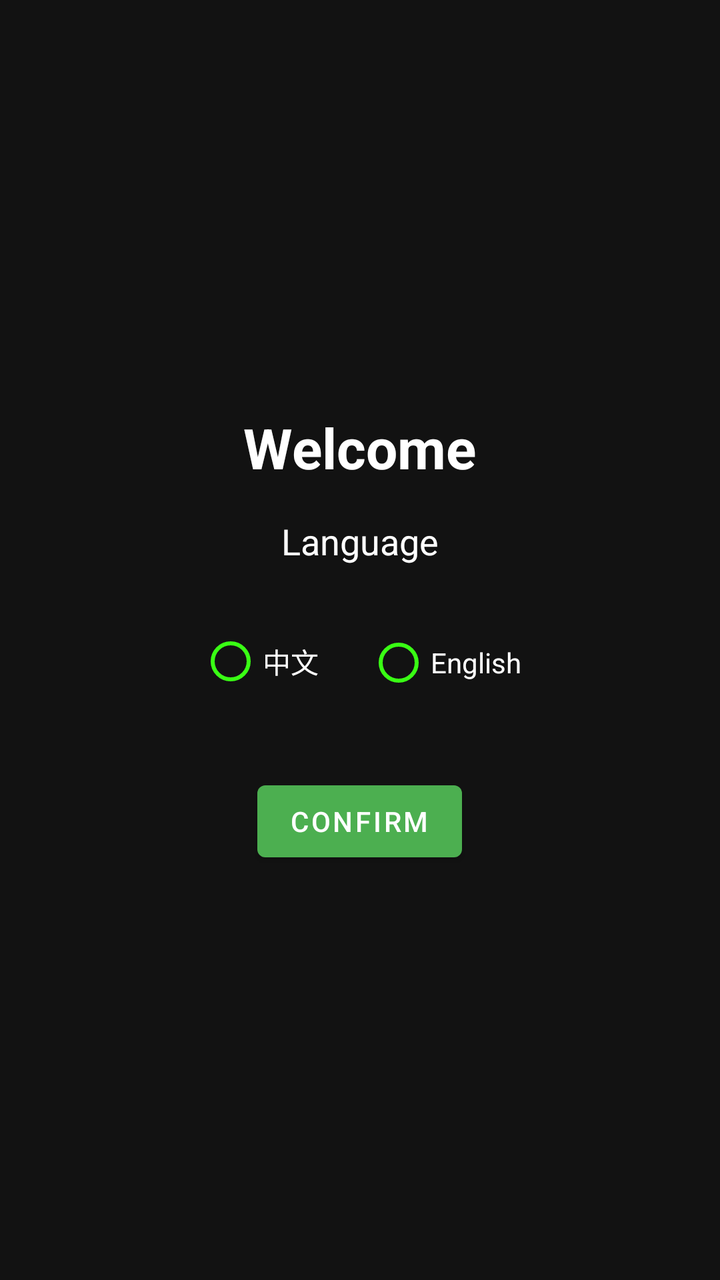
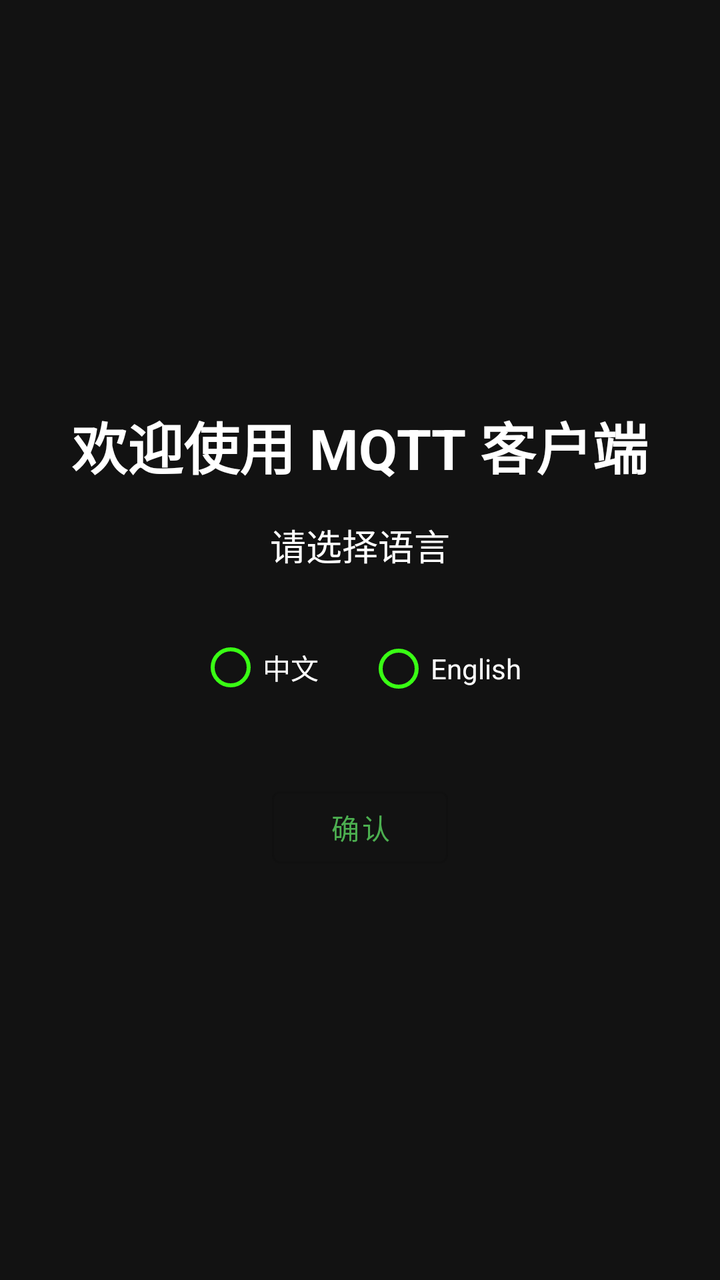

Compare the two renders of this Android layout. The source of the first and the diff that turns it into the second are given below.
<!-- AndroidManifest.xml: application theme Theme.MQTTClient -->
<!-- res/layout/activity_welcome.xml -->
<?xml version="1.0" encoding="utf-8"?>

<LinearLayout xmlns:android="http://schemas.android.com/apk/res/android"
    android:layout_width="match_parent"
    android:layout_height="match_parent"
    android:gravity="center"
    android:orientation="vertical"
    android:background="#121212"
    android:padding="24dp">

    <TextView
        android:id="@+id/welcomeTitle"
        android:layout_width="wrap_content"
        android:layout_height="wrap_content"
        android:text="Welcome"
        android:textColor="#FFFFFF"
        android:textSize="28sp"
        android:textStyle="bold"
        android:layout_marginBottom="16dp" />

    <TextView
        android:id="@+id/languageLabel"
        android:layout_width="wrap_content"
        android:layout_height="wrap_content"
        android:text="Language"
        android:textColor="#FFFFFF"
        android:textSize="18sp"
        android:layout_marginBottom="24dp" />

    <RadioGroup
        android:id="@+id/radioGroupLanguage"
        android:layout_width="wrap_content"
        android:layout_height="wrap_content"
        android:orientation="horizontal">

        <RadioButton
            android:id="@+id/radioChinese"
            android:layout_width="wrap_content"
            android:layout_height="wrap_content"
            android:text="中文"
            android:textColor="#FFFFFF"
            android:buttonTint="#39FF14"
            android:layout_marginEnd="24dp"/>

        <RadioButton
            android:id="@+id/radioEnglish"
            android:layout_width="wrap_content"
            android:layout_height="wrap_content"
            android:text="English"
            android:textColor="#FFFFFF"
            android:buttonTint="#39FF14"/>
    </RadioGroup>

    <Button
        android:id="@+id/btnConfirm"
        android:layout_width="wrap_content"
        android:layout_height="wrap_content"
        android:text="Confirm"
        android:layout_marginTop="32dp"/>
</LinearLayout>
<!-- resources referenced by this layout -->
<resources>
  <style name="Theme.MQTTClient" parent="Theme.MaterialComponents.DayNight.NoActionBar">
          <item name="colorPrimary">#4CAF50</item>
          <item name="colorPrimaryVariant">#388E3C</item>
          <item name="colorOnPrimary">@android:color/white</item>
          <item name="colorSecondary">#81C784</item>
      </style>
</resources>

<!-- the commit's change to res/layout/activity_welcome.xml (unified diff, before → after) -->
@@ -5,14 +5,13 @@
     android:layout_height="match_parent"
     android:gravity="center"
     android:orientation="vertical"
-    android:background="#121212"
     android:padding="24dp">
 
     <TextView
         android:id="@+id/welcomeTitle"
         android:layout_width="wrap_content"
         android:layout_height="wrap_content"
-        android:text="Welcome"
+        android:text="@string/welcome_title"
         android:textColor="#FFFFFF"
         android:textSize="28sp"
         android:textStyle="bold"
@@ -22,7 +21,8 @@
         android:id="@+id/languageLabel"
         android:layout_width="wrap_content"
         android:layout_height="wrap_content"
-        android:text="Language"
+        android:text="@string/language_label"
+        android:tag="comment"
         android:textColor="#FFFFFF"
         android:textSize="18sp"
         android:layout_marginBottom="24dp" />
@@ -37,7 +37,7 @@
             android:id="@+id/radioChinese"
             android:layout_width="wrap_content"
             android:layout_height="wrap_content"
-            android:text="中文"
+            android:text="@string/language_chinese"
             android:textColor="#FFFFFF"
             android:buttonTint="#39FF14"
             android:layout_marginEnd="24dp"/>
@@ -46,15 +46,17 @@
             android:id="@+id/radioEnglish"
             android:layout_width="wrap_content"
             android:layout_height="wrap_content"
-            android:text="English"
+            android:text="@string/language_english"
             android:textColor="#FFFFFF"
             android:buttonTint="#39FF14"/>
     </RadioGroup>
 
-    <Button
+    <com.google.android.material.button.MaterialButton
         android:id="@+id/btnConfirm"
+        style="@style/Widget.MaterialComponents.Button.OutlinedButton"
         android:layout_width="wrap_content"
         android:layout_height="wrap_content"
-        android:text="Confirm"
+        android:text="@string/confirm_button"
+        android:textSize="14sp"
         android:layout_marginTop="32dp"/>
 </LinearLayout>
<!-- resource entries referenced after the edit -->
@@ -1,10 +1,16 @@
 <!-- resources referenced by this layout -->
 <resources>
+  <string name="confirm_button">确认</string>
+  <string name="language_chinese">中文</string>
+  <string name="language_english">English</string>
+  <string name="language_label">请选择语言</string>
+  <string name="welcome_title">欢迎使用 MQTT 客户端</string>
   <style name="Theme.MQTTClient" parent="Theme.MaterialComponents.DayNight.NoActionBar">
           <item name="colorPrimary">#4CAF50</item>
           <item name="colorPrimaryVariant">#388E3C</item>
           <item name="colorOnPrimary">@android:color/white</item>
           <item name="colorSecondary">#81C784</item>
+          <item name="android:windowBackground">#121212</item>
       </style>
 </resources>
 
